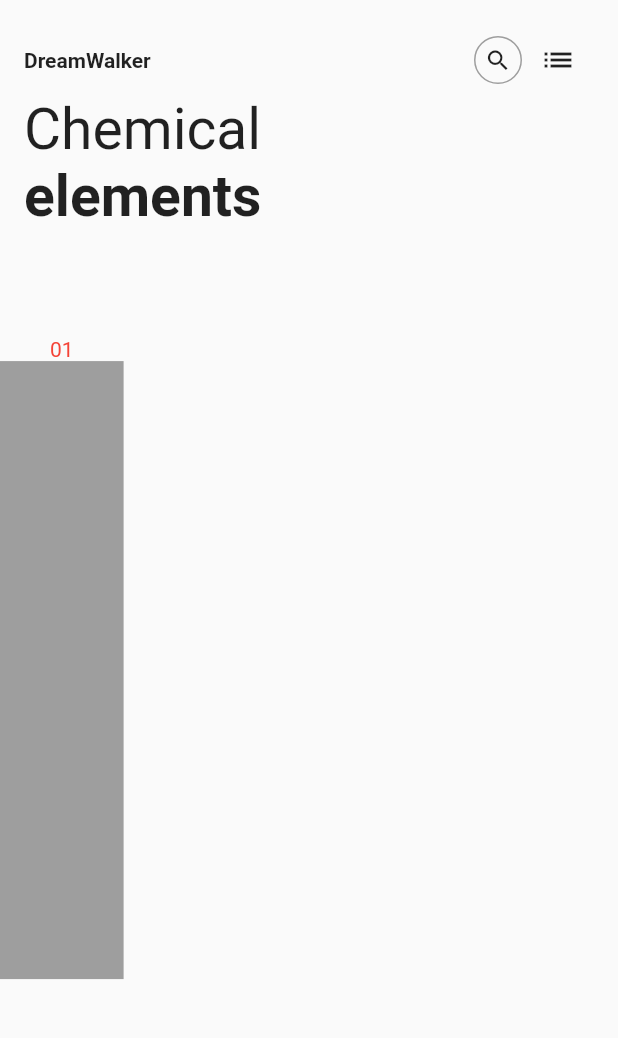
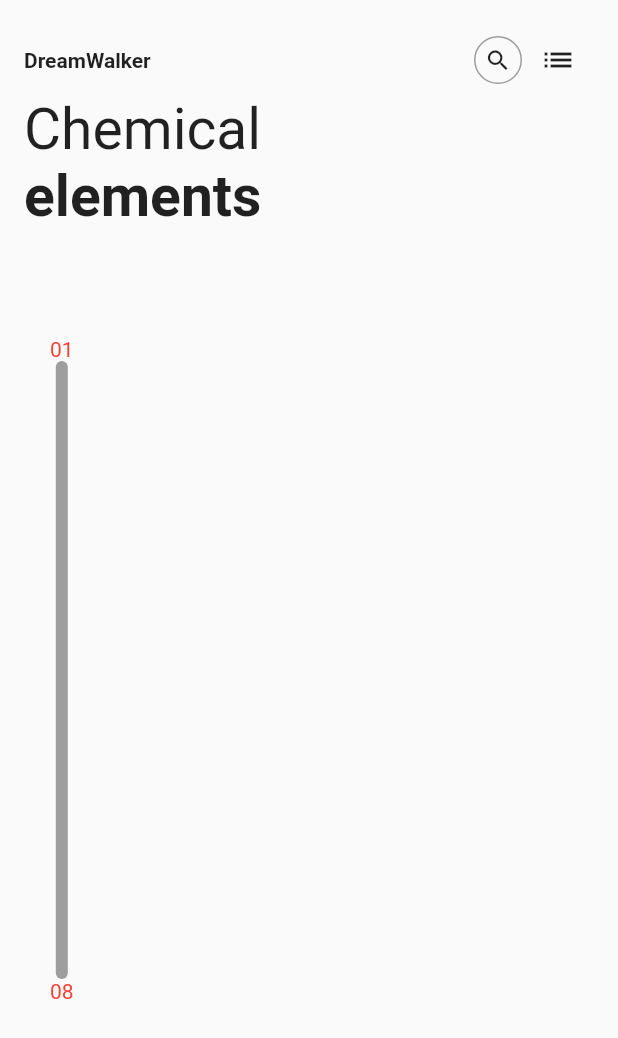
Before and after one commit to JAICHANGPARK/flutter_notebook_8th_story, a Flutter app: the screen it shows after launch, on a phone screen of 412 x 824 dp. Shown: the top 1038 px of the screen. Run offline on Flutter 3.47's test engine with Material 2 defaults, Android fonts, the phone set to English and light mode, and no system bars.

Commit message:
Update element_main_page.dart

```diff
--- a/lib/ep551_element_app/element_main_page.dart
+++ b/lib/ep551_element_app/element_main_page.dart
@@ -72,11 +72,16 @@ class _ElementMainPageState extends State<ElementMainPage> {
                           color: Colors.red
                         ),),
                         Container(
+                        width: 8,
                           height: MediaQuery.of(context).size.height / 2,
                           decoration: BoxDecoration(
-                            color: Colors.grey
+                            color: Colors.grey,
+                            borderRadius: BorderRadius.circular(8)
                           ),
-                        )
+                        ),
+                        Text("08",style: TextStyle(
+                            color: Colors.red
+                        ),),
                       ],
                     )),
                     Expanded(
```
